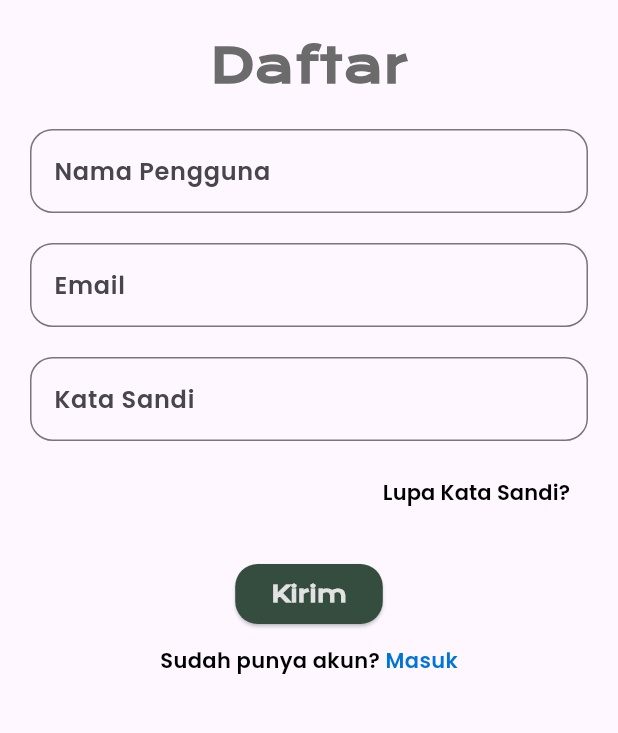
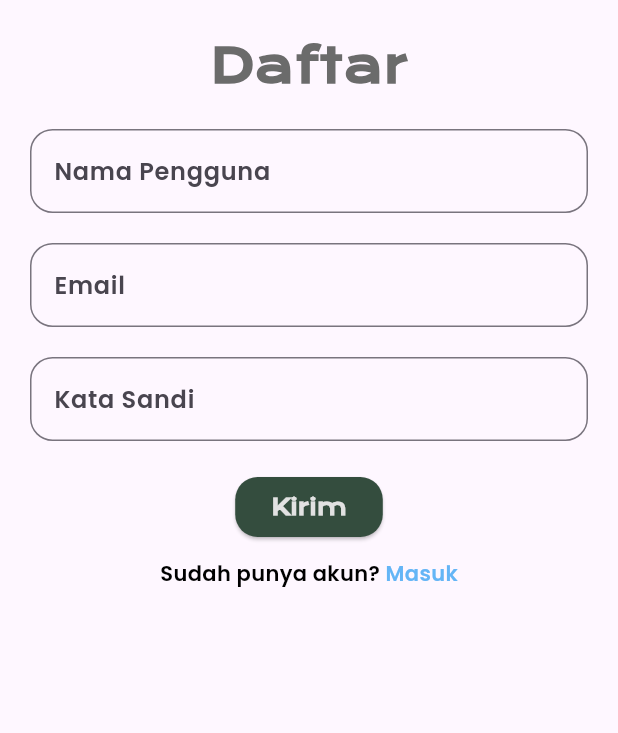
Before and after one commit to ahazain/jember_wisata, a Flutter app: the register screen opened directly, on a phone screen of 412 x 824 dp, the part 405-1138 px from its top. Run offline on Flutter 3.47's test engine with Material 3 defaults, Android fonts, the phone set to English and light mode, and no system bars; our stand-ins replace curved_navigation_bar, firebase_core; accounts and stored records are empty; network calls fail.

Commit message:
hapus lupa passw

```diff
--- a/lib/pages/register.dart
+++ b/lib/pages/register.dart
@@ -72,19 +72,6 @@ class _registerState extends State<register> {
                     ),
                   ),
                 ),
-                SizedBox(height: 10),
-                Align(
-                  alignment: Alignment.centerRight,
-                  child: TextButton(
-                    onPressed: () {
-                      // Tambahkan fungsi untuk menangani lupa kata sandi di sini
-                    },
-                    child: Text(
-                      "Lupa Kata Sandi?",
-                      style: AppWidget.umumTextFieldStyle(),
-                    ),
-                  ),
-                ),
                 SizedBox(height: 20),
                 ElevatedButton(
                   onPressed: () {
@@ -128,8 +115,8 @@ class _registerState extends State<register> {
                         ),
                         TextSpan(
                           text: 'Masuk',
-                          style: AppWidget.umumTextFieldStyle().copyWith(
-                              color: const Color.fromARGB(255, 0, 117, 213)),
+                          style: AppWidget.umumTextFieldStyle()
+                              .copyWith(color: Colors.blue[300]),
                         ),
                       ],
                     ),
```
